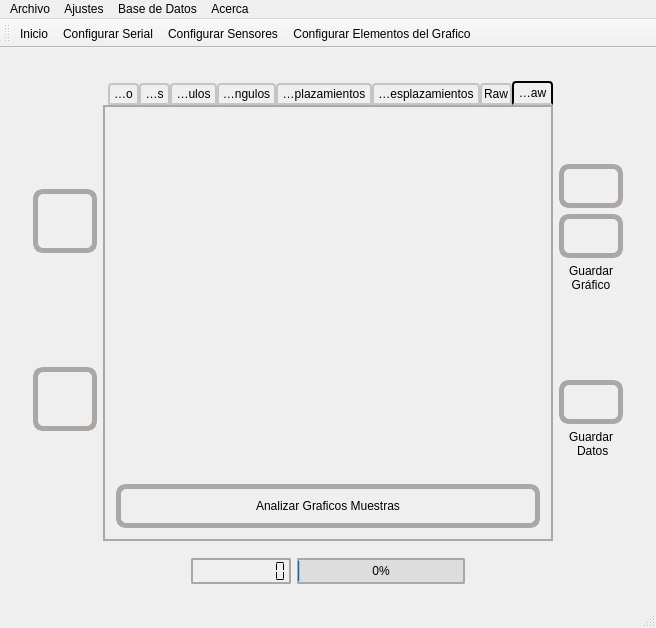
First picture: the form in mainwindow.ui, repository hectorda/Bio-Feedback, before the edit.
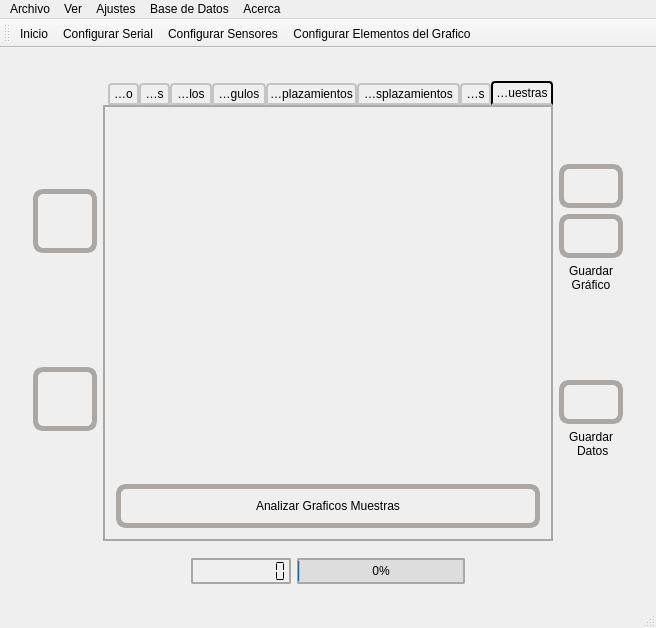
Second picture: the form after the edit. The open tabs and pages were chosen to show the change. Icons and pictures are not drawn. Custom widgets are drawn as their Qt base class.

Commit message: Renombre Clase Raw a Muestra

```diff
--- a/mainwindow.ui
+++ b/mainwindow.ui
@@ -1344,7 +1344,7 @@
                 <normaloff>:/images/data-icon.png</normaloff>:/images/data-icon.png</iconset>
               </attribute>
               <attribute name="title">
-               <string>Raw</string>
+               <string>Muestras</string>
               </attribute>
               <layout class="QGridLayout" name="gridLayout_4">
                <item row="0" column="0">
@@ -1415,7 +1415,7 @@
                 <normaloff>:/images/graficos.png</normaloff>:/images/graficos.png</iconset>
               </attribute>
               <attribute name="title">
-               <string>Graficos Raw</string>
+               <string>Graficos Muestras</string>
               </attribute>
               <layout class="QGridLayout" name="gridLayout_7">
                <item row="0" column="0">
@@ -1797,7 +1797,13 @@
     </property>
     <addaction name="actionSQL"/>
    </widget>
+   <widget class="QMenu" name="menuVer">
+    <property name="title">
+     <string>Ver</string>
+    </property>
+   </widget>
    <addaction name="menuArchivo"/>
+   <addaction name="menuVer"/>
    <addaction name="menuAjustes"/>
    <addaction name="menuBase_de_Datos"/>
    <addaction name="menuAcerca_de"/>
```
Left out of the diff: 7 changed lines with no effect on the pictures. The commit also changes 12 other files.
